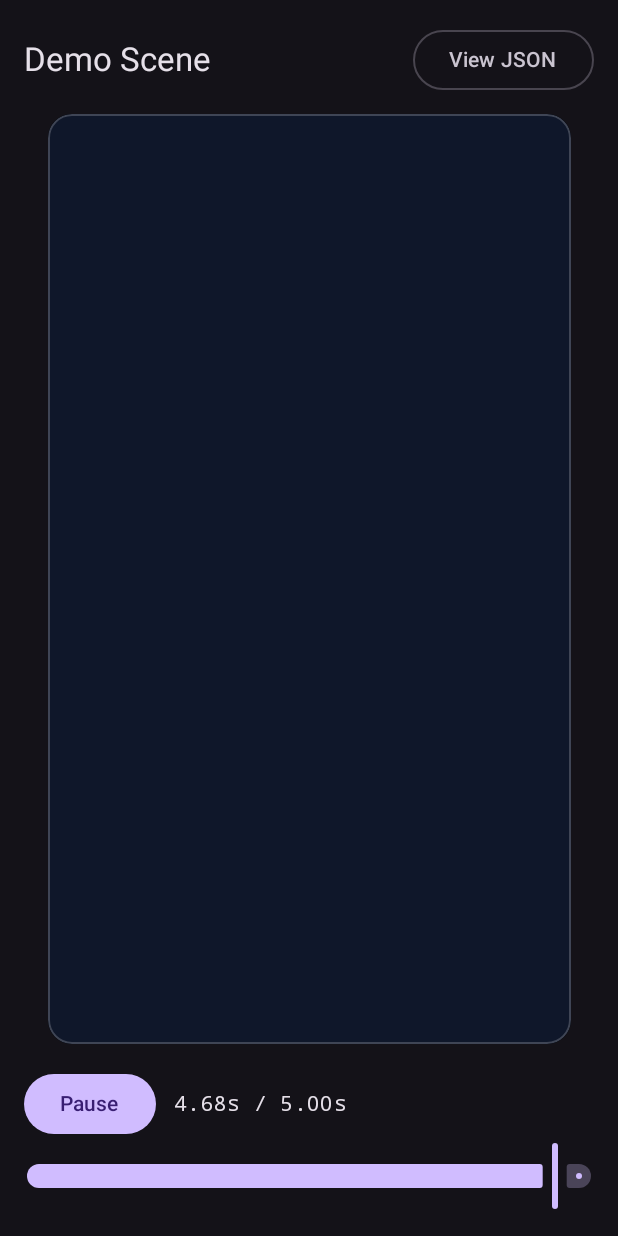
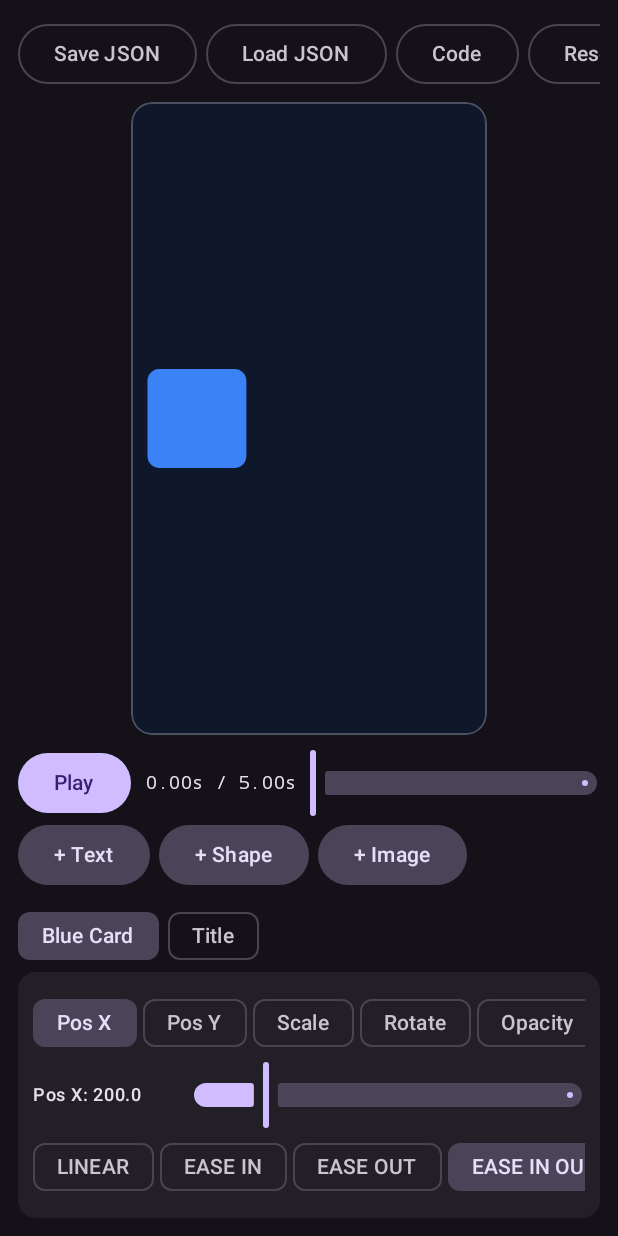
Before and after one commit to dustydasty18-create/motion-canvas, an Android app built with Jetpack Compose: the screen it shows after launch (MainActivity), on a phone screen of 412 x 824 dp. Run offline under Robolectric (Android 15) with nearby library versions, the phone set to English and light mode, and no system bars.

Commit message:
Milestone 3: Interactive layer editor, keyframes, JSON save/load

```diff
--- a/app/src/main/java/com/mohammed/motioncanvas/MainActivity.kt
+++ b/app/src/main/java/com/mohammed/motioncanvas/MainActivity.kt
@@ -1,12 +1,17 @@
 package com.mohammed.motioncanvas
 
+import android.content.Intent
 import android.os.Bundle
+import android.widget.Toast
 import androidx.activity.ComponentActivity
+import androidx.activity.compose.rememberLauncherForActivityResult
 import androidx.activity.compose.setContent
 import androidx.activity.enableEdgeToEdge
+import androidx.activity.result.contract.ActivityResultContracts
 import androidx.compose.foundation.Canvas
 import androidx.compose.foundation.background
 import androidx.compose.foundation.border
+import androidx.compose.foundation.horizontalScroll
 import androidx.compose.foundation.layout.*
 import androidx.compose.foundation.rememberScrollState
 import androidx.compose.foundation.shape.RoundedCornerShape
@@ -22,8 +27,10 @@ import androidx.compose.ui.graphics.nativeCanvas
 import androidx.compose.ui.platform.LocalContext
 import androidx.compose.ui.text.font.FontFamily
 import androidx.compose.ui.unit.dp
+import com.mohammed.motioncanvas.data.*
 import com.mohammed.motioncanvas.engine.FrameRenderer
-import com.mohammed.motioncanvas.model.Project
+import com.mohammed.motioncanvas.engine.KeyframeInterpolator
+import com.mohammed.motioncanvas.model.*
 
 class MainActivity : ComponentActivity() {
     override fun onCreate(savedInstanceState: Bundle?) {
@@ -31,113 +38,116 @@ class MainActivity : ComponentActivity() {
         enableEdgeToEdge()
         setContent {
             MaterialTheme(colorScheme = darkColorScheme()) {
-                Surface(modifier = Modifier.fillMaxSize()) {
-                    MotionPreviewScreen()
-                }
+                Surface(modifier = Modifier.fillMaxSize()) { MotionEditorScreen() }
             }
         }
     }
 }
 
 @Composable
-fun MotionPreviewScreen() {
+fun MotionEditorScreen() {
     val context = LocalContext.current
-    val project = remember { Project.sampleDemo() }
+    var project by remember { mutableStateOf(ProjectStorage.loadAuto(context)) }
     val renderer = remember(context) { FrameRenderer(context) }
+    var currentTimeMs by remember { mutableLongStateOf(0L) }
+    var isPlaying by remember { mutableStateOf(false) }
+    var selectedLayerId by remember { mutableStateOf(project.layers.firstOrNull()?.id) }
+    var selectedProp by remember { mutableStateOf(TrackProperty.X) }
+    var selectedEasing by remember { mutableStateOf(EasingType.EASE_IN_OUT) }
+    var showJson by remember { mutableStateOf(false) }
 
-    var currentTimeMs by remember { mutableLongStateOf(0L) }
-    var isPlaying by remember { mutableStateOf(true) }
-    var showJson by remember { mutableStateOf(false) }
+    fun updateProject(newProject: Project) {
+        project = newProject
+        ProjectStorage.saveAuto(context, newProject)
+    }
+
+    val imagePicker = rememberLauncherForActivityResult(ActivityResultContracts.OpenDocument()) { uri ->
+        if (uri != null) {
+            runCatching { context.contentResolver.takePersistableUriPermission(uri, Intent.FLAG_GRANT_READ_URI_PERMISSION) }
+            val newLayer = Layer.ImageLayer(name = "Image ${project.layers.size + 1}", uriString = uri.toString())
+            updateProject(project.copy(layers = project.layers + newLayer))
+            selectedLayerId = newLayer.id
+        }
+    }
+
+    val exportJson = rememberLauncherForActivityResult(ActivityResultContracts.CreateDocument("application/json")) { uri ->
+        if (uri != null && ProjectStorage.exportToUri(context, uri, project)) Toast.makeText(context, "JSON saved!", Toast.LENGTH_SHORT).show()
+    }
+
+    val importJson = rememberLauncherForActivityResult(ActivityResultContracts.OpenDocument()) { uri ->
+        val loaded = uri?.let { ProjectStorage.importFromUri(context, it) }
+        if (loaded != null) {
+            updateProject(loaded); selectedLayerId = loaded.layers.firstOrNull()?.id; currentTimeMs = 0L
+            Toast.makeText(context, "Project loaded!", Toast.LENGTH_SHORT).show()
+        }
+    }
 
     LaunchedEffect(isPlaying) {
         if (!isPlaying) return@LaunchedEffect
         var lastNanos = withFrameNanos { it }
         while (isPlaying) {
-            val nowNanos = withFrameNanos { it }
-            val deltaMs = (nowNanos - lastNanos) / 1_000_000L
-            lastNanos = nowNanos
-            currentTimeMs = (currentTimeMs + deltaMs) % project.durationMs
+            val now = withFrameNanos { it }
+            currentTimeMs = (currentTimeMs + (now - lastNanos) / 1_000_000L) % project.durationMs
+            lastNanos = now
         }
     }
-
-    Column(
-        modifier = Modifier
-            .fillMaxSize()
-            .systemBarsPadding()
-            .padding(16.dp),
-        horizontalAlignment = Alignment.CenterHorizontally
-    ) {
-        Row(
-            modifier = Modifier.fillMaxWidth(),
-            horizontalArrangement = Arrangement.SpaceBetween,
-            verticalAlignment = Alignment.CenterVertically
-        ) {
-            Text(project.title, style = MaterialTheme.typography.titleLarge)
-            OutlinedButton(onClick = { showJson = !showJson }) {
-                Text(if (showJson) "Show Preview" else "View JSON")
+    val selectedLayer = project.layers.find { it.id == selectedLayerId }
+    Column(modifier = Modifier.fillMaxSize().systemBarsPadding().padding(12.dp)) {
+        Row(Modifier.fillMaxWidth().horizontalScroll(rememberScrollState()), horizontalArrangement = Arrangement.spacedBy(6.dp)) {
+            OutlinedButton(onClick = { exportJson.launch("${project.title}.json") }) { Text("Save JSON") }
+            OutlinedButton(onClick = { importJson.launch(arrayOf("application/json", "*/*")) }) { Text("Load JSON") }
+            OutlinedButton(onClick = { showJson = !showJson }) { Text(if (showJson) "Canvas" else "Code") }
+            OutlinedButton(onClick = { val d = Project.sampleDemo(); updateProject(d); selectedLayerId = d.layers.firstOrNull()?.id }) { Text("Reset") }
+        }
+        Spacer(Modifier.height(8.dp))
+        Box(Modifier.weight(1f).fillMaxWidth(), contentAlignment = Alignment.Center) {
+            if (showJson) {
+                Text(remember(project) { project.toJson() }, fontFamily = FontFamily.Monospace, style = MaterialTheme.typography.bodySmall, modifier = Modifier.fillMaxSize().verticalScroll(rememberScrollState()))
+            } else {
+                Canvas(Modifier.fillMaxHeight().aspectRatio(project.widthPx.toFloat() / project.heightPx.toFloat()).clip(RoundedCornerShape(14.dp)).border(1.dp, Color.White.copy(alpha = 0.25f), RoundedCornerShape(14.dp)).background(Color.Black)) {
+                    val sx = size.width / project.widthPx.toFloat(); val sy = size.height / project.heightPx.toFloat()
+                    drawIntoCanvas { c -> c.nativeCanvas.save(); c.nativeCanvas.scale(sx, sy); renderer.renderFrame(c.nativeCanvas, project, currentTimeMs); c.nativeCanvas.restore() }
+                }
             }
         }
-
-        Spacer(Modifier.height(12.dp))
-
-        if (showJson) {
-            Text(
-                text = remember(project) { project.toJson() },
-                fontFamily = FontFamily.Monospace,
-                style = MaterialTheme.typography.bodySmall,
-                modifier = Modifier.weight(1f).fillMaxWidth().verticalScroll(rememberScrollState())
-            )
-        } else {
-            Box(
-                modifier = Modifier.weight(1f).fillMaxWidth(),
-                contentAlignment = Alignment.Center
-            ) {
-                Canvas(
-                    modifier = Modifier
-                        .fillMaxHeight()
-                        .aspectRatio(project.widthPx.toFloat() / project.heightPx.toFloat())
-                        .clip(RoundedCornerShape(16.dp))
-                        .border(1.dp, Color.White.copy(alpha = 0.2f), RoundedCornerShape(16.dp))
-                        .background(Color.Black)
-                ) {
-                    val scaleX = size.width / project.widthPx.toFloat()
-                    val scaleY = size.height / project.heightPx.toFloat()
-                    drawIntoCanvas { composeCanvas ->
-                        val native = composeCanvas.nativeCanvas
-                        native.save()
-                        native.scale(scaleX, scaleY)
-                        renderer.renderFrame(native, project, currentTimeMs)
-                        native.restore()
-                    }
+        Spacer(Modifier.height(8.dp))
+        Row(Modifier.fillMaxWidth(), verticalAlignment = Alignment.CenterVertically) {
+            Button(onClick = { isPlaying = !isPlaying }) { Text(if (isPlaying) "Pause" else "Play") }
+            Spacer(Modifier.width(10.dp))
+            Text(String.format("%.2fs / %.2fs", currentTimeMs / 1000f, project.durationMs / 1000f), fontFamily = FontFamily.Monospace, style = MaterialTheme.typography.bodySmall)
+            Spacer(Modifier.width(8.dp))
+            Slider(value = currentTimeMs.toFloat(), onValueChange = { isPlaying = false; currentTimeMs = it.toLong() }, valueRange = 0f..project.durationMs.toFloat(), modifier = Modifier.weight(1f))
+        }
+        Row(Modifier.fillMaxWidth().horizontalScroll(rememberScrollState()), horizontalArrangement = Arrangement.spacedBy(6.dp)) {
+            FilledTonalButton(onClick = { val l = Layer.TextLayer(name = "Text ${project.layers.size + 1}", text = "New Text"); updateProject(project.copy(layers = project.layers + l)); selectedLayerId = l.id }) { Text("+ Text") }
+            FilledTonalButton(onClick = { val l = Layer.ShapeLayer(name = "Shape ${project.layers.size + 1}"); updateProject(project.copy(layers = project.layers + l)); selectedLayerId = l.id }) { Text("+ Shape") }
+            FilledTonalButton(onClick = { imagePicker.launch(arrayOf("image/*")) }) { Text("+ Image") }
+        }
+        Spacer(Modifier.height(6.dp))
+        Row(Modifier.fillMaxWidth().horizontalScroll(rememberScrollState()), horizontalArrangement = Arrangement.spacedBy(6.dp)) {
+            project.layers.forEach { layer -> FilterChip(selected = layer.id == selectedLayerId, onClick = { selectedLayerId = layer.id }, label = { Text(layer.name) }) }
+        }
+        if (selectedLayer != null) {
+            val eval = KeyframeInterpolator.evaluateTrack(selectedLayer.transform, (currentTimeMs - selectedLayer.startTimeMs).coerceIn(0L, selectedLayer.durationMs))
+            val curVal = when (selectedProp) { TrackProperty.X -> eval.x; TrackProperty.Y -> eval.y; TrackProperty.SCALE -> eval.scaleX; TrackProperty.ROTATION -> eval.rotation; TrackProperty.OPACITY -> eval.opacity }
+            Column(Modifier.fillMaxWidth().background(Color.White.copy(alpha = 0.06f), RoundedCornerShape(12.dp)).padding(10.dp)) {
+                if (selectedLayer is Layer.TextLayer) {
+                    OutlinedTextField(value = selectedLayer.text, onValueChange = { txt -> updateProject(project.copy(layers = project.layers.map { if (it.id == selectedLayer.id) selectedLayer.copy(text = txt) else it })) }, label = { Text("Text") }, singleLine = true, modifier = Modifier.fillMaxWidth())
+                    Spacer(Modifier.height(6.dp))
+                }
+                Row(Modifier.fillMaxWidth().horizontalScroll(rememberScrollState()), horizontalArrangement = Arrangement.spacedBy(4.dp), verticalAlignment = Alignment.CenterVertically) {
+                    TrackProperty.entries.forEach { p -> FilterChip(selected = selectedProp == p, onClick = { selectedProp = p }, label = { Text(p.label) }) }
+                    TextButton(onClick = { val rem = project.layers.filterNot { it.id == selectedLayer.id }; updateProject(project.copy(layers = rem)); selectedLayerId = rem.firstOrNull()?.id }) { Text("Delete", color = MaterialTheme.colorScheme.error) }
+                }
+                Row(verticalAlignment = Alignment.CenterVertically) {
+                    Text("${selectedProp.label}: ${String.format("%.1f", curVal)}", style = MaterialTheme.typography.labelMedium, modifier = Modifier.width(105.dp))
+                    Slider(value = curVal.coerceIn(selectedProp.min, selectedProp.max), onValueChange = { v -> isPlaying = false; val u = selectedLayer.withUpdatedTrack(selectedProp, currentTimeMs, v, selectedEasing); updateProject(project.copy(layers = project.layers.map { if (it.id == selectedLayer.id) u else it })) }, valueRange = selectedProp.min..selectedProp.max, modifier = Modifier.weight(1f))
+                }
+                Row(Modifier.fillMaxWidth().horizontalScroll(rememberScrollState()), horizontalArrangement = Arrangement.spacedBy(4.dp), verticalAlignment = Alignment.CenterVertically) {
+                    EasingType.entries.forEach { e -> FilterChip(selected = selectedEasing == e, onClick = { selectedEasing = e }, label = { Text(e.name.replace("_", " ")) }) }
+                    TextButton(onClick = { val def = when (selectedProp) { TrackProperty.X -> 540f; TrackProperty.Y -> 960f; TrackProperty.SCALE -> 1f; TrackProperty.ROTATION -> 0f; TrackProperty.OPACITY -> 1f }; val c = selectedLayer.clearKeyframesFor(selectedProp, def); updateProject(project.copy(layers = project.layers.map { if (it.id == selectedLayer.id) c else it })) }) { Text("Clear Keys") }
                 }
             }
-
-            Spacer(Modifier.height(16.dp))
-
-            Row(
-                modifier = Modifier.fillMaxWidth(),
-                verticalAlignment = Alignment.CenterVertically
-            ) {
-                Button(onClick = { isPlaying = !isPlaying }) {
-                    Text(if (isPlaying) "Pause" else "Play")
-                }
-                Spacer(Modifier.width(12.dp))
-                Text(
-                    text = String.format("%.2fs / %.2fs", currentTimeMs / 1000f, project.durationMs / 1000f),
-                    fontFamily = FontFamily.Monospace,
-                    style = MaterialTheme.typography.bodyMedium
-                )
-            }
-
-            Slider(
-                value = currentTimeMs.toFloat(),
-                onValueChange = {
-                    isPlaying = false
-                    currentTimeMs = it.toLong()
-                },
-                valueRange = 0f..project.durationMs.toFloat(),
-                modifier = Modifier.fillMaxWidth()
-            )
         }
     }
 }
```
Also changed, not shown: app/src/main/java/com/mohammed/motioncanvas/data/EditorHelpers.kt (added, +58 -0 lines), app/src/main/java/com/mohammed/motioncanvas/data/ProjectStorage.kt (added, +41 -0 lines).
